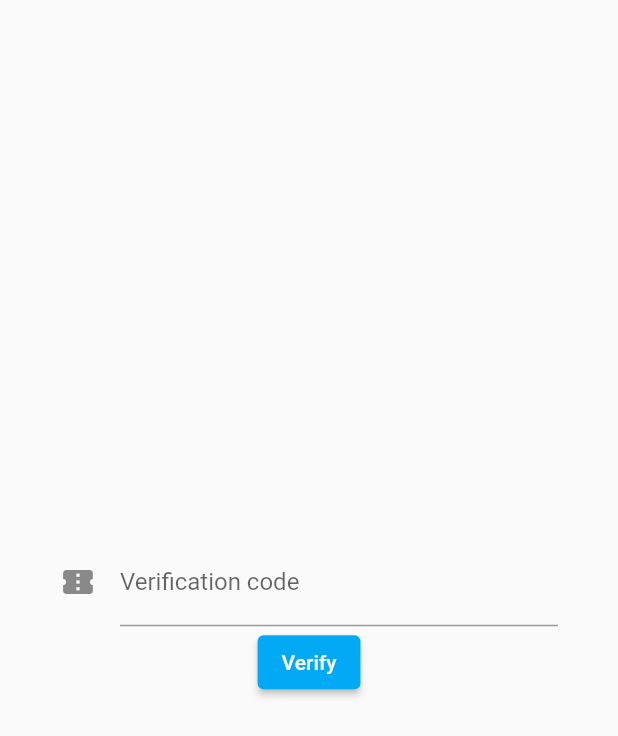
After one commit to Arkord/aws, a Flutter app: the VerificationScreen screen opened directly, on a phone screen of 412 x 824 dp. The commit adds this screen. Shown: the top 736 px of the screen. Run offline on Flutter 3.47's test engine with Material 2 defaults, Android fonts, the phone set to English and light mode, and no system bars.

Commit message:
nav and verification

```diff
--- /dev/null
+++ b/lib/screens/verification_screen.dart
@@ -0,0 +1,52 @@
+import 'package:flutter/material.dart';
+
+class VerificationScreen extends StatefulWidget {
+  final ValueChanged<String>? didProvideVerificationCode;
+
+  const VerificationScreen({Key? key, this.didProvideVerificationCode}) : super(key: key);
+
+  @override
+  State<VerificationScreen> createState() => _VerificationScreenState();
+}
+
+class _VerificationScreenState extends State<VerificationScreen> {
+  final _verificationCodeController = TextEditingController();
+
+  @override
+  Widget build(BuildContext context) {
+    return Scaffold(
+      body: SafeArea(
+        minimum: const EdgeInsets.symmetric(horizontal: 40),
+        child: _verificationForm(),
+      )
+    );
+  }
+
+  Widget _verificationForm() {
+    return Column(
+      mainAxisAlignment: MainAxisAlignment.center,
+      children: [
+        TextField(
+          controller: _verificationCodeController,
+          decoration: const InputDecoration(
+            icon: Icon(Icons.confirmation_number),
+            labelText: 'Verification code'
+          ),
+        ),
+          ElevatedButton(
+            onPressed: _verify,
+            style: ElevatedButton.styleFrom(
+              primary: Colors.lightBlue
+            ),
+            child: const Text('Verify'),
+          )
+      ],
+    );
+  }
+
+  void _verify() {
+    final verificationCode = _verificationCodeController.text.trim();
+    widget.didProvideVerificationCode!(verificationCode);
+  }
+
+}
--- /dev/null
+++ b/lib/services/auth_credentials.dart
@@ -0,0 +1,24 @@
+abstract class AuthCredentials {
+  final String? username;
+  final String? password;
+
+  AuthCredentials({ this.username, this.password });
+}
+
+class LoginCredentials extends AuthCredentials {
+  LoginCredentials(
+    {
+      String? username,
+      String? password
+    }) : super(username: username, password: password);
+}
+
+class SignUpCredentials extends AuthCredentials {
+  final String? email;
+
+  SignUpCredentials(
+    {
+      String? username,
+      String? password, this.email
+    }): super(username: username, password: password);
+}
```
Also changed, not shown: lib/main.dart (+27 -2 lines), lib/screens/login_screen.dart (+11 -1 lines), lib/screens/sign_up_screen.dart (+16 -1 lines), lib/services/auth_service.dart (+17 -0 lines), 1 other file.
